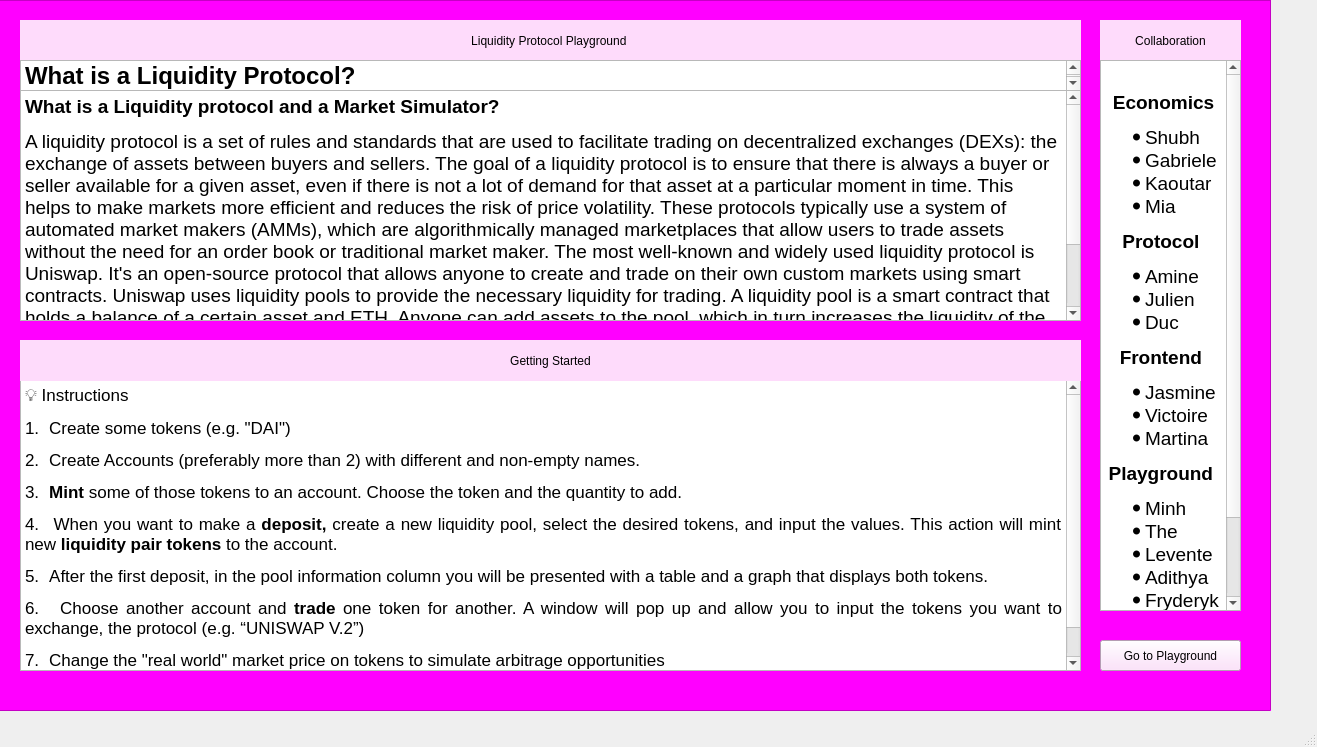
Qt form introductorywindow.ui (LiquidityProtocol/AMM-Simulator) before a commit.
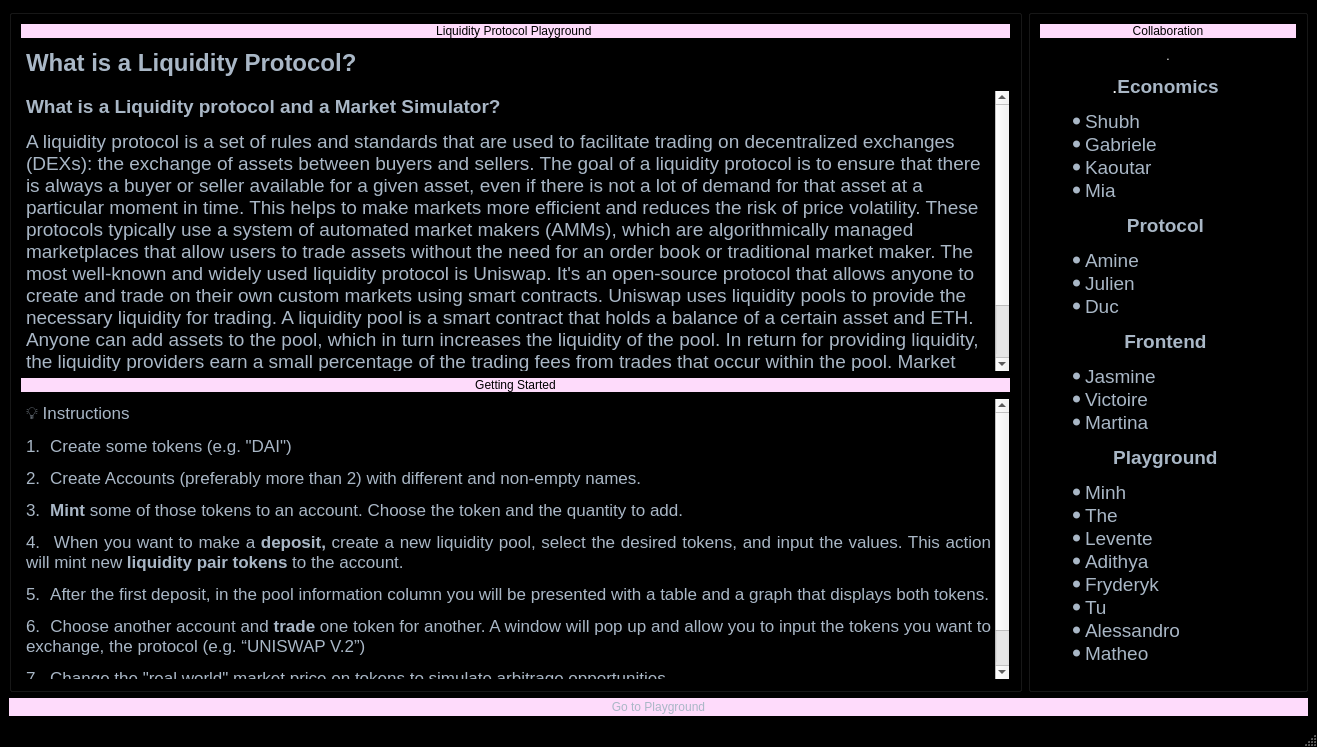
The same form after that commit.

Commit message:
refactor intro window
made intro window dynamic

Diff of the .ui file:
```diff
--- a/introductorywindow.ui
+++ b/introductorywindow.ui
@@ -13,126 +13,485 @@
   <property name="windowTitle">
    <string>MainWindow</string>
   </property>
+  <property name="styleSheet">
+   <string notr="true">/*
+AMOLED Style Sheet for QT Applications
+Author: Jaime A. Quiroga P.
+Company: GTRONICK
+Last updated: 01/10/2021, 15:49.
+Available at: https://github.com/GTRONICK/QSS/blob/master/AMOLED.qss
+*/
+QMainWindow {
+	background-color:#000000;
+}
+QDialog {
+	background-color:#000000;
+}
+QColorDialog {
+	background-color:#000000;
+}
+QTextEdit {
+	background-color:#000000;
+	color: #a9b7c6;
+}
+QPlainTextEdit {
+	selection-background-color:#f39c12;
+	background-color:#000000;
+	border: 1px solid #FF00FF;
+	color: #a9b7c6;
+}
+QPushButton{
+	border: 1px transparent;
+	color: #a9b7c6;
+	padding: 2px;
+	background-color: #000000;
+}
+QPushButton::default{
+	border-style: solid;
+	border-top-color: transparent;
+	border-right-color: transparent;
+	border-left-color: transparent;
+	border-bottom-color: #e67e22;
+	border-width: 1px;
+	color: #a9b7c6;
+	padding: 2px;
+	background-color: #000000;
+}
+QPushButton:hover{
+	border-style: solid;
+	border-top-color: transparent;
+	border-right-color: transparent;
+	border-left-color: transparent;
+	border-bottom-color: #FF00FF;
+	border-bottom-width: 1px;
+	border-style: solid;
+	color: #FFFFFF;
+	padding-bottom: 2px;
+	background-color: #000000;
+}
+QPushButton:pressed{
+	border-style: solid;
+	border-top-color: transparent;
+	border-right-color: transparent;
+	border-left-color: transparent;
+	border-bottom-color: #FF00FF;
+	border-bottom-width: 2px;
+	border-style: solid;
+	color: #e67e22;
+	padding-bottom: 1px;
+	background-color: #000000;
+}
+QPushButton:disabled{
+	border-style: solid;
+	border-top-color: transparent;
+	border-right-color: transparent;
+	border-left-color: transparent;
+	border-bottom-color: transparent;
+	border-bottom-width: 2px;
+	border-style: solid;
+	color: #808086;
+	padding-bottom: 1px;
+	background-color: #000000;
+}
+QToolButton {
+	border-style: solid;
+	border-top-color: transparent;
+	border-right-color: transparent;
+	border-left-color: transparent;
+	border-bottom-color: #e67e22;
+	border-bottom-width: 1px;
+	border-style: solid;
+	color: #a9b7c6;
+	padding: 2px;
+	background-color: #000000;
+}
+QToolButton:hover{
+	border-style: solid;
+	border-top-color: transparent;
+	border-right-color: transparent;
+	border-left-color: transparent;
+	border-bottom-color: #e67e22;
+	border-bottom-width: 2px;
+	border-style: solid;
+	color: #FFFFFF;
+	padding-bottom: 1px;
+	background-color: #000000;
+}
+QLineEdit {
+	border-width: 1px; border-radius: 4px;
+	border-color: rgb(58, 58, 58);
+	border-style: inset;
+	padding: 0 8px;
+	color: #a9b7c6;
+	background:#000000;
+	selection-background-color:#007b50;
+	selection-color: #FFFFFF;
+}
+QLabel {
+	color: #a9b7c6;
+}
+QLCDNumber {
+	color: #e67e22;
+}
+QProgressBar {
+	text-align: center;
+	color: rgb(240, 240, 240);
+	border-width: 1px; 
+	border-radius: 10px;
+	border-color: rgb(58, 58, 58);
+	border-style: inset;
+	background-color:#000000;
+}
+QProgressBar::chunk {
+	background-color: #e67e22;
+	border-radius: 5px;
+}
+QMenu{
+	background-color:#000000;
+}
+QMenuBar {
+	background:rgb(0, 0, 0);
+	color: #a9b7c6;
+}
+QMenuBar::item {
+  	spacing: 3px; 
+	padding: 1px 4px;
+  	background: transparent;
+}
+QMenuBar::item:selected { 
+  	border-style: solid;
+	border-top-color: transparent;
+	border-right-color: transparent;
+	border-left-color: transparent;
+	border-bottom-color: #e67e22;
+	border-bottom-width: 1px;
+	border-style: solid;
+	color: #FFFFFF;
+	padding-bottom: 0px;
+	background-color: #000000;
+}
+QMenu::item:selected {
+	border-style: solid;
+	border-top-color: transparent;
+	border-right-color: transparent;
+	border-left-color: #e67e22;
+	border-bottom-color: transparent;
+	border-left-width: 2px;
+	color: #FFFFFF;
+	padding-left:15px;
+	padding-top:4px;
+	padding-bottom:4px;
+	padding-right:7px;
+	background-color:#000000;
+}
+QMenu::item {
+	border-style: solid;
+	border-top-color: transparent;
+	border-right-color: transparent;
+	border-left-color: transparent;
+	border-bottom-color: transparent;
+	border-bottom-width: 1px;
+	border-style: solid;
+	color: #a9b7c6;
+	padding-left:17px;
+	padding-top:4px;
+	padding-bottom:4px;
+	padding-right:7px;
+	background-color:#000000;
+}
+QTabWidget {
+	color:rgb(0,0,0);
+	background-color:#000000;
+}
+QTabWidget::pane {
+		border-color: rgb(77,77,77);
+		background-color:#000000;
+		border-style: solid;
+		border-width: 1px;
+    	border-radius: 6px;
+}
+QTabBar::tab {
+	border-style: solid;
+	border-top-color: transparent;
+	border-right-color: transparent;
+	border-left-color: transparent;
+	border-bottom-color: transparent;
+	border-bottom-width: 1px;
+	border-style: solid;
+	color: #808086;
+	padding: 3px;
+	margin-left:3px;
+	background-color:#000000;
+}
+QTabBar::tab:selected, QTabBar::tab:last:selected, QTabBar::tab:hover {
+  	border-style: solid;
+	border-top-color: transparent;
+	border-right-color: transparent;
+	border-left-color: transparent;
+	border-bottom-color: #e67e22;
+	border-bottom-width: 2px;
+	border-style: solid;
+	color: #FFFFFF;
+	padding-left: 3px;
+	padding-bottom: 2px;
+	margin-left:3px;
+	background-color:#000000;
+}
+
+QCheckBox {
+	color: #a9b7c6;
+	padding: 2px;
+}
+QCheckBox:disabled {
+	color: #808086;
+	padding: 2px;
+}
+
+QCheckBox:hover {
+	border-radius:4px;
+	border-style:solid;
+	padding-left: 1px;
+	padding-right: 1px;
+	padding-bottom: 1px;
+	padding-top: 1px;
+	border-width:1px;
+	border-color: rgb(87, 97, 106);
+	background-color:#000000;
+}
+QCheckBox::indicator:checked {
+
+	height: 10px;
+	width: 10px;
+	border-style:solid;
+	border-width: 1px;
+	border-color: #e67e22;
+	color: #a9b7c6;
+	background-color: #e67e22;
+}
+QCheckBox::indicator:unchecked {
+
+	height: 10px;
+	width: 10px;
+	border-style:solid;
+	border-width: 1px;
+	border-color: #e67e22;
+	color: #a9b7c6;
+	background-color: transparent;
+}
+QRadioButton {
+	color: #a9b7c6;
+	background-color:#000000;
+	padding: 1px;
+}
+QRadioButton::indicator:checked {
+	height: 10px;
+	width: 10px;
+	border-style:solid;
+	border-radius:5px;
+	border-width: 1px;
+	border-color: #e67e22;
+	color: #a9b7c6;
+	background-color: #e67e22;
+}
+QRadioButton::indicator:!checked {
+	height: 10px;
+	width: 10px;
+	border-style:solid;
+	border-radius:5px;
+	border-width: 1px;
+	border-color: #e67e22;
+	color: #a9b7c6;
+	background-color: transparent;
+}
+QStatusBar {
+	color:#34e8eb;
+}
+QSpinBox {
+	color: #a9b7c6;	
+	background-color:#000000;
+}
+QDoubleSpinBox {
+	color: #a9b7c6;	
+	background-color:#000000;
+}
+QTimeEdit {
+	color: #a9b7c6;	
+	background-color:#000000;
+}
+QDateTimeEdit {
+	color: #a9b7c6;	
+	background-color:#000000;
+}
+QDateEdit {
+	color: #a9b7c6;	
+	background-color:#000000;
+}
+QComboBox {
+	color: #a9b7c6;	
+}
+QComboBox:editable {
+	color: #a9b7c6;
+	selection-background-color:#000000;
+}
+QComboBox QAbstractItemView {
+	color: #a9b7c6;	
+	background: #1e1d23;
+	selection-color: #FFFFFF;
+	selection-background-color:#000000;
+}
+QComboBox:!editable:on, QComboBox::drop-down:editable:on {
+	color: #a9b7c6;	
+	background: #1e1d23;
+}
+QFontComboBox {
+	color: #a9b7c6;	
+	background-color:#000000;
+}
+QToolBox {
+	color: #a9b7c6;
+	background-color:#000000;
+}
+QToolBox::tab {
+	color: #a9b7c6;
+	background-color:#000000;
+}
+QToolBox::tab:selected {
+	color: #FFFFFF;
+	background-color:#000000;
+}
+QScrollArea {
+	color: #FFFFFF;
+	background-color:#000000;
+}
+QSlider::groove:horizontal {
+	height: 5px;
+	background: #e67e22;
+}
+QSlider::groove:vertical {
+	width: 5px;
+	background: #e67e22;
+}
+QSlider::handle:horizontal {
+	background: qlineargradient(x1:0, y1:0, x2:1, y2:1, stop:0 #b4b4b4, stop:1 #8f8f8f);
+	border: 1px solid #5c5c5c;
+	width: 14px;
+	margin: -5px 0;
+	border-radius: 7px;
+}
+QSlider::handle:vertical {
+	background: qlineargradient(x1:1, y1:1, x2:0, y2:0, stop:0 #b4b4b4, stop:1 #8f8f8f);
+	border: 1px solid #5c5c5c;
+	height: 14px;
+	margin: 0 -5px;
+	border-radius: 7px;
+}
+QSlider::add-page:horizontal {
+    background: white;
+}
+QSlider::add-page:vertical {
+    background: white;
+}
+QSlider::sub-page:horizontal {
+    background: #e67e22;
+}
+QSlider::sub-page:vertical {
+    background: #e67e22;
+}
+</string>
+  </property>
   <widget class="QWidget" name="centralwidget">
-   <widget class="QPushButton" name="pushButton">
-    <property name="geometry">
-     <rect>
-      <x>1100</x>
-      <y>640</y>
-      <width>141</width>
-      <height>31</height>
-     </rect>
-    </property>
-    <property name="cursor">
-     <cursorShape>PointingHandCursor</cursorShape>
-    </property>
-    <property name="styleSheet">
-     <string notr="true">background-color: rgb(254, 219, 251);</string>
-    </property>
-    <property name="text">
-     <string>Go to Playground</string>
-    </property>
-   </widget>
-   <widget class="QLabel" name="label">
-    <property name="geometry">
-     <rect>
-      <x>20</x>
-      <y>20</y>
-      <width>1061</width>
-      <height>41</height>
-     </rect>
-    </property>
-    <property name="styleSheet">
-     <string notr="true">font: 18pt &quot;Ravie&quot;;
+   <layout class="QVBoxLayout" name="verticalLayout_3">
+    <item>
+     <layout class="QHBoxLayout" name="horizontalLayout_2">
+      <property name="bottomMargin">
+       <number>0</number>
+      </property>
+      <item>
+       <widget class="QGroupBox" name="groupBox">
+        <property name="title">
+         <string/>
+        </property>
+        <layout class="QVBoxLayout" name="verticalLayout_4">
+         <item>
+          <widget class="QLabel" name="label">
+           <property name="styleSheet">
+            <string notr="true">font: 18pt &quot;Ravie&quot;;
 background-color: rgb(254, 219, 251);
 color: rgb(0,0,0);
 </string>
-    </property>
-    <property name="text">
-     <string>Liquidity Protocol Playground </string>
-    </property>
-    <property name="alignment">
-     <set>Qt::AlignCenter</set>
-    </property>
-   </widget>
-   <widget class="QTextBrowser" name="textBrowser">
-    <property name="geometry">
-     <rect>
-      <x>20</x>
-      <y>90</y>
-      <width>1061</width>
-      <height>231</height>
-     </rect>
-    </property>
-    <property name="styleSheet">
-     <string notr="true">font: 9pt &quot;Rockwell&quot;;
+           </property>
+           <property name="text">
+            <string>Liquidity Protocol Playground </string>
+           </property>
+           <property name="alignment">
+            <set>Qt::AlignCenter</set>
+           </property>
+          </widget>
+         </item>
+         <item>
+          <widget class="QTextBrowser" name="textBrowser_5">
+           <property name="sizePolicy">
+            <sizepolicy hsizetype="Expanding" vsizetype="Fixed">
+             <horstretch>0</horstretch>
+             <verstretch>0</verstretch>
+            </sizepolicy>
+           </property>
+           <property name="maximumSize">
+            <size>
+             <width>16777215</width>
+             <height>40</height>
+            </size>
+           </property>
+           <property name="styleSheet">
+            <string notr="true">font: 700 9pt &quot;Rockwell&quot;;</string>
+           </property>
+           <property name="html">
+            <string>&lt;!DOCTYPE HTML PUBLIC &quot;-//W3C//DTD HTML 4.0//EN&quot; &quot;http://www.w3.org/TR/REC-html40/strict.dtd&quot;&gt;
+&lt;html&gt;&lt;head&gt;&lt;meta name=&quot;qrichtext&quot; content=&quot;1&quot; /&gt;&lt;meta charset=&quot;utf-8&quot; /&gt;&lt;style type=&quot;text/css&quot;&gt;
+p, li { white-space: pre-wrap; }
+hr { height: 1px; border-width: 0; }
+&lt;/style&gt;&lt;/head&gt;&lt;body style=&quot; font-family:'Rockwell'; font-size:9pt; font-weight:700; font-style:normal;&quot;&gt;
+&lt;p style=&quot; margin-top:0px; margin-bottom:0px; margin-left:0px; margin-right:0px; -qt-block-indent:0; text-indent:0px;&quot;&gt;&lt;span style=&quot; font-family:'Segoe UI'; font-size:18pt;&quot;&gt;What is a Liquidity Protocol?&lt;/span&gt;&lt;/p&gt;&lt;/body&gt;&lt;/html&gt;</string>
+           </property>
+          </widget>
+         </item>
+         <item>
+          <widget class="QTextBrowser" name="textBrowser">
+           <property name="styleSheet">
+            <string notr="true">font: 9pt &quot;Rockwell&quot;;
 </string>
-    </property>
-    <property name="html">
-     <string>&lt;!DOCTYPE HTML PUBLIC &quot;-//W3C//DTD HTML 4.0//EN&quot; &quot;http://www.w3.org/TR/REC-html40/strict.dtd&quot;&gt;
+           </property>
+           <property name="html">
+            <string>&lt;!DOCTYPE HTML PUBLIC &quot;-//W3C//DTD HTML 4.0//EN&quot; &quot;http://www.w3.org/TR/REC-html40/strict.dtd&quot;&gt;
 &lt;html&gt;&lt;head&gt;&lt;meta name=&quot;qrichtext&quot; content=&quot;1&quot; /&gt;&lt;meta charset=&quot;utf-8&quot; /&gt;&lt;style type=&quot;text/css&quot;&gt;
 p, li { white-space: pre-wrap; }
 hr { height: 1px; border-width: 0; }
 &lt;/style&gt;&lt;/head&gt;&lt;body style=&quot; font-family:'Rockwell'; font-size:9pt; font-weight:400; font-style:normal;&quot;&gt;
 &lt;p style=&quot; margin-top:12px; margin-bottom:0px; margin-left:0px; margin-right:0px; -qt-block-indent:0; text-indent:0px;&quot;&gt;&lt;span style=&quot; font-family:'Rockwell','serif'; font-size:14pt; font-weight:700;&quot;&gt;What is a Liquidity protocol and a Market Simulator?&lt;/span&gt; &lt;/p&gt;
 &lt;p style=&quot; margin-top:12px; margin-bottom:12px; margin-left:0px; margin-right:0px; -qt-block-indent:0; text-indent:0px;&quot;&gt;&lt;span style=&quot; font-family:'Rockwell','serif'; font-size:14pt;&quot;&gt;A liquidity protocol is a set of rules and standards that are used to facilitate trading on decentralized exchanges (DEXs): the exchange of assets between buyers and sellers. The goal of a liquidity protocol is to ensure that there is always a buyer or seller available for a given asset, even if there is not a lot of demand for that asset at a particular moment in time. This helps to make markets more efficient and reduces the risk of price volatility. These protocols typically use a system of automated market makers (AMMs), which are algorithmically managed marketplaces that allow users to trade assets without the need for an order book or traditional market maker. The most well-known and widely used liquidity protocol is Uniswap. It's an open-source protocol that allows anyone to create and trade on their own custom markets using smart contracts. Uniswap uses liquidity pools to provide the necessary liquidity for trading. A liquidity pool is a smart contract that holds a balance of a certain asset and ETH. Anyone can add assets to the pool, which in turn increases the liquidity of the pool. In return for providing liquidity, the liquidity providers earn a small percentage of the trading fees from trades that occur within the pool. Market simulators are tools that can be used to test trading strategies and simulate the performance of different markets. They can be useful for traders, liquidity providers, and anyone who wants to understand how a market might behave under different conditions.&lt;/span&gt; &lt;/p&gt;&lt;/body&gt;&lt;/html&gt;</string>
-    </property>
-   </widget>
-   <widget class="QLabel" name="label_3">
-    <property name="geometry">
-     <rect>
-      <x>20</x>
-      <y>340</y>
-      <width>1061</width>
-      <height>41</height>
-     </rect>
-    </property>
-    <property name="styleSheet">
-     <string notr="true">font: 18pt &quot;Ravie&quot;;
+           </property>
+          </widget>
+         </item>
+         <item>
+          <widget class="QLabel" name="label_3">
+           <property name="styleSheet">
+            <string notr="true">font: 18pt &quot;Ravie&quot;;
 color: rgb(0, 0, 0);
 background-color: rgb(254, 219, 251);
 </string>
-    </property>
-    <property name="text">
-     <string>Getting Started</string>
-    </property>
-    <property name="alignment">
-     <set>Qt::AlignCenter</set>
-    </property>
-   </widget>
-   <widget class="QLabel" name="label_4">
-    <property name="geometry">
-     <rect>
-      <x>1100</x>
-      <y>20</y>
-      <width>141</width>
-      <height>41</height>
-     </rect>
-    </property>
-    <property name="styleSheet">
-     <string notr="true">font: 18pt &quot;Ravie&quot;;
-color: rgb(0,0,0);
-background-color: rgb(254, 219, 251);
-</string>
-    </property>
-    <property name="text">
-     <string>Collaboration</string>
-    </property>
-    <property name="alignment">
-     <set>Qt::AlignCenter</set>
-    </property>
-   </widget>
-   <widget class="QTextBrowser" name="textBrowser_2">
-    <property name="geometry">
-     <rect>
-      <x>20</x>
-      <y>380</y>
-      <width>1061</width>
-      <height>291</height>
-     </rect>
-    </property>
-    <property name="html">
-     <string>&lt;!DOCTYPE HTML PUBLIC &quot;-//W3C//DTD HTML 4.0//EN&quot; &quot;http://www.w3.org/TR/REC-html40/strict.dtd&quot;&gt;
+           </property>
+           <property name="text">
+            <string>Getting Started</string>
+           </property>
+           <property name="alignment">
+            <set>Qt::AlignCenter</set>
+           </property>
+          </widget>
+         </item>
+         <item>
+          <widget class="QTextBrowser" name="textBrowser_2">
+           <property name="html">
+            <string>&lt;!DOCTYPE HTML PUBLIC &quot;-//W3C//DTD HTML 4.0//EN&quot; &quot;http://www.w3.org/TR/REC-html40/strict.dtd&quot;&gt;
 &lt;html&gt;&lt;head&gt;&lt;meta name=&quot;qrichtext&quot; content=&quot;1&quot; /&gt;&lt;meta charset=&quot;utf-8&quot; /&gt;&lt;style type=&quot;text/css&quot;&gt;
 p, li { white-space: pre-wrap; }
 hr { height: 1px; border-width: 0; }
@@ -146,19 +505,44 @@
 &lt;p align=&quot;justify&quot; style=&quot; margin-top:12px; margin-bottom:12px; margin-left:0px; margin-right:0px; -qt-block-indent:0; text-indent:0px;&quot;&gt;&lt;span style=&quot; font-family:'Rockwell','serif';&quot;&gt;6.&lt;/span&gt;&lt;span style=&quot; font-family:'Times New Roman'; font-size:7pt;&quot;&gt;    &lt;/span&gt;&lt;span style=&quot; font-family:'Rockwell','serif';&quot;&gt;Choose another account and &lt;/span&gt;&lt;span style=&quot; font-family:'Rockwell','serif'; font-weight:700;&quot;&gt;trade&lt;/span&gt;&lt;span style=&quot; font-family:'Rockwell','serif';&quot;&gt; one token for another. A window will pop up and allow you to input the tokens you want to exchange, the protocol (e.g. “UNISWAP V.2”)&lt;/span&gt;&lt;span style=&quot; font-family:'Segoe UI'; font-size:9pt;&quot;&gt; &lt;/span&gt;&lt;/p&gt;
 &lt;p align=&quot;justify&quot; style=&quot; margin-top:12px; margin-bottom:12px; margin-left:0px; margin-right:0px; -qt-block-indent:0; text-indent:0px;&quot;&gt;&lt;span style=&quot; font-family:'Rockwell','serif';&quot;&gt;7.&lt;/span&gt;&lt;span style=&quot; font-family:'Times New Roman'; font-size:7pt;&quot;&gt;    &lt;/span&gt;&lt;span style=&quot; font-family:'Rockwell','serif';&quot;&gt;Change the &amp;quot;real world&amp;quot; market price on tokens to simulate arbitrage opportunities&lt;/span&gt;&lt;span style=&quot; font-family:'Segoe UI'; font-size:9pt;&quot;&gt; &lt;/span&gt;&lt;/p&gt;
 &lt;p align=&quot;justify&quot; style=&quot; margin-top:12px; margin-bottom:12px; margin-left:0px; margin-right:0px; -qt-block-indent:0; text-indent:0px;&quot;&gt;&lt;span style=&quot; font-family:'Rockwell','serif';&quot;&gt;8.&lt;/span&gt;&lt;span style=&quot; font-family:'Times New Roman'; font-size:7pt;&quot;&gt;    &lt;/span&gt;&lt;span style=&quot; font-family:'Rockwell','serif'; font-weight:700;&quot;&gt;Withdraw&lt;/span&gt;&lt;span style=&quot; font-family:'Rockwell','serif';&quot;&gt; a percentage your position to get back the value + a share of accrued pool fees.&lt;/span&gt;&lt;span style=&quot; font-family:'Segoe UI'; font-size:9pt;&quot;&gt; &lt;/span&gt;&lt;/p&gt;&lt;/body&gt;&lt;/html&gt;</string>
-    </property>
-   </widget>
-   <widget class="QTextBrowser" name="textBrowser_3">
-    <property name="geometry">
-     <rect>
-      <x>1100</x>
-      <y>60</y>
-      <width>141</width>
-      <height>551</height>
-     </rect>
-    </property>
-    <property name="html">
-     <string>&lt;!DOCTYPE HTML PUBLIC &quot;-//W3C//DTD HTML 4.0//EN&quot; &quot;http://www.w3.org/TR/REC-html40/strict.dtd&quot;&gt;
+           </property>
+          </widget>
+         </item>
+        </layout>
+       </widget>
+      </item>
+      <item>
+       <widget class="QGroupBox" name="groupBox_2">
+        <property name="sizePolicy">
+         <sizepolicy hsizetype="Fixed" vsizetype="Preferred">
+          <horstretch>0</horstretch>
+          <verstretch>0</verstretch>
+         </sizepolicy>
+        </property>
+        <property name="title">
+         <string/>
+        </property>
+        <layout class="QVBoxLayout" name="verticalLayout_5">
+         <item>
+          <widget class="QLabel" name="label_4">
+           <property name="styleSheet">
+            <string notr="true">font: 18pt &quot;Ravie&quot;;
+color: rgb(0,0,0);
+background-color: rgb(254, 219, 251);
+</string>
+           </property>
+           <property name="text">
+            <string>Collaboration</string>
+           </property>
+           <property name="alignment">
+            <set>Qt::AlignCenter</set>
+           </property>
+          </widget>
+         </item>
+         <item>
+          <widget class="QTextBrowser" name="textBrowser_3">
+           <property name="html">
+            <string>&lt;!DOCTYPE HTML PUBLIC &quot;-//W3C//DTD HTML 4.0//EN&quot; &quot;http://www.w3.org/TR/REC-html40/strict.dtd&quot;&gt;
 &lt;html&gt;&lt;head&gt;&lt;meta name=&quot;qrichtext&quot; content=&quot;1&quot; /&gt;&lt;meta charset=&quot;utf-8&quot; /&gt;&lt;style type=&quot;text/css&quot;&gt;
 p, li { white-space: pre-wrap; }
 hr { height: 1px; border-width: 0; }
@@ -186,51 +570,28 @@
 &lt;li style=&quot; font-family:'Segoe UI'; font-size:14pt;&quot; style=&quot; margin-top:0px; margin-bottom:0px; margin-left:0px; margin-right:0px; -qt-block-indent:0; text-indent:0px;&quot;&gt;&lt;span style=&quot; font-family:'Rockwell','serif';&quot;&gt;Tu&lt;/span&gt; &lt;/li&gt;
 &lt;li style=&quot; font-family:'Segoe UI'; font-size:14pt;&quot; style=&quot; margin-top:0px; margin-bottom:0px; margin-left:0px; margin-right:0px; -qt-block-indent:0; text-indent:0px;&quot;&gt;&lt;span style=&quot; font-family:'Rockwell','serif';&quot;&gt;Alessandro&lt;/span&gt; &lt;/li&gt;
 &lt;li style=&quot; font-family:'Segoe UI'; font-size:14pt;&quot; style=&quot; margin-top:0px; margin-bottom:12px; margin-left:0px; margin-right:0px; -qt-block-indent:0; text-indent:0px;&quot;&gt;&lt;span style=&quot; font-family:'Rockwell','serif';&quot;&gt;Matheo&lt;/span&gt; &lt;/li&gt;&lt;/ul&gt;&lt;/body&gt;&lt;/html&gt;</string>
-    </property>
-   </widget>
-   <widget class="QTextBrowser" name="textBrowser_4">
-    <property name="geometry">
-     <rect>
-      <x>-10</x>
-      <y>0</y>
-      <width>1281</width>
-      <height>711</height>
-     </rect>
-    </property>
-    <property name="styleSheet">
-     <string notr="true">background-color: rgb(255, 0, 255);</string>
-    </property>
-   </widget>
-   <widget class="QTextBrowser" name="textBrowser_5">
-    <property name="geometry">
-     <rect>
-      <x>20</x>
-      <y>60</y>
-      <width>1061</width>
-      <height>31</height>
-     </rect>
-    </property>
-    <property name="styleSheet">
-     <string notr="true">font: 700 9pt &quot;Rockwell&quot;;</string>
-    </property>
-    <property name="html">
-     <string>&lt;!DOCTYPE HTML PUBLIC &quot;-//W3C//DTD HTML 4.0//EN&quot; &quot;http://www.w3.org/TR/REC-html40/strict.dtd&quot;&gt;
-&lt;html&gt;&lt;head&gt;&lt;meta name=&quot;qrichtext&quot; content=&quot;1&quot; /&gt;&lt;meta charset=&quot;utf-8&quot; /&gt;&lt;style type=&quot;text/css&quot;&gt;
-p, li { white-space: pre-wrap; }
-hr { height: 1px; border-width: 0; }
-&lt;/style&gt;&lt;/head&gt;&lt;body style=&quot; font-family:'Rockwell'; font-size:9pt; font-weight:700; font-style:normal;&quot;&gt;
-&lt;p style=&quot; margin-top:0px; margin-bottom:0px; margin-left:0px; margin-right:0px; -qt-block-indent:0; text-indent:0px;&quot;&gt;&lt;span style=&quot; font-family:'Segoe UI'; font-size:18pt;&quot;&gt;What is a Liquidity Protocol?&lt;/span&gt;&lt;/p&gt;&lt;/body&gt;&lt;/html&gt;</string>
-    </property>
-   </widget>
-   <zorder>textBrowser_4</zorder>
-   <zorder>textBrowser_2</zorder>
-   <zorder>pushButton</zorder>
-   <zorder>label</zorder>
-   <zorder>textBrowser</zorder>
-   <zorder>label_3</zorder>
-   <zorder>label_4</zorder>
-   <zorder>textBrowser_3</zorder>
-   <zorder>textBrowser_5</zorder>
+           </property>
+          </widget>
+         </item>
+        </layout>
+       </widget>
+      </item>
+     </layout>
+    </item>
+    <item>
+     <widget class="QPushButton" name="pushButton">
+      <property name="cursor">
+       <cursorShape>PointingHandCursor</cursorShape>
+      </property>
+      <property name="styleSheet">
+       <string notr="true">background-color: rgb(254, 219, 251);</string>
+      </property>
+      <property name="text">
+       <string>Go to Playground</string>
+      </property>
+     </widget>
+    </item>
+   </layout>
   </widget>
   <widget class="QMenuBar" name="menubar">
    <property name="geometry">
```
Left out of the diff: 2 changed lines with no effect on the pictures. The commit also changes 2 other files.
